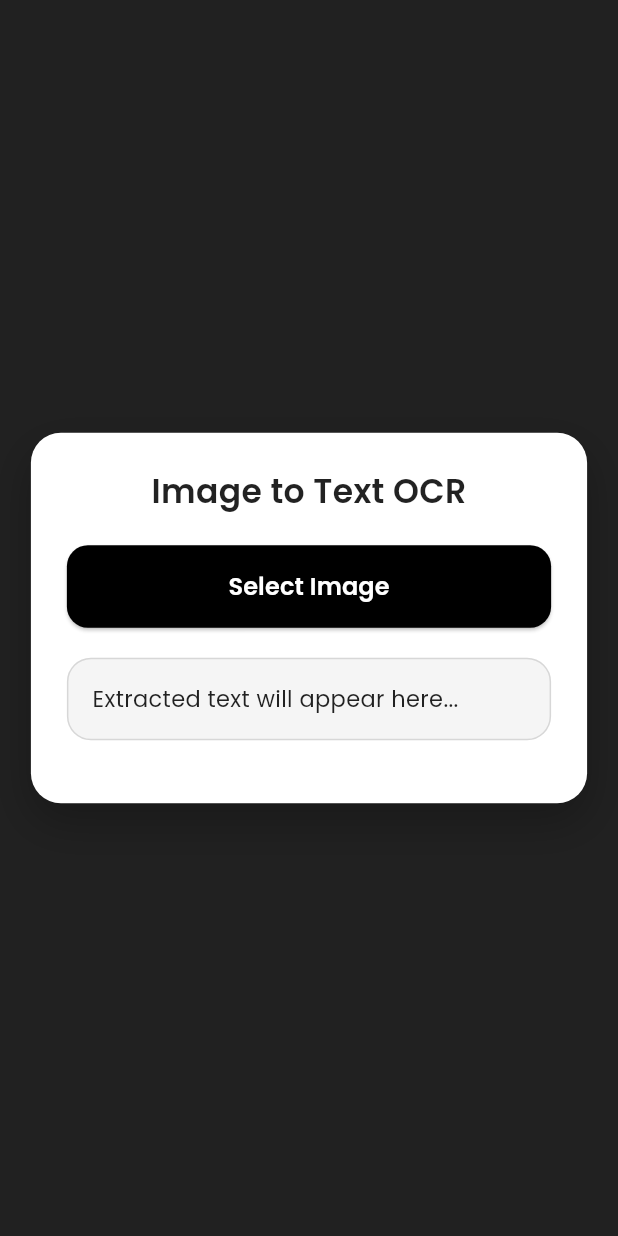
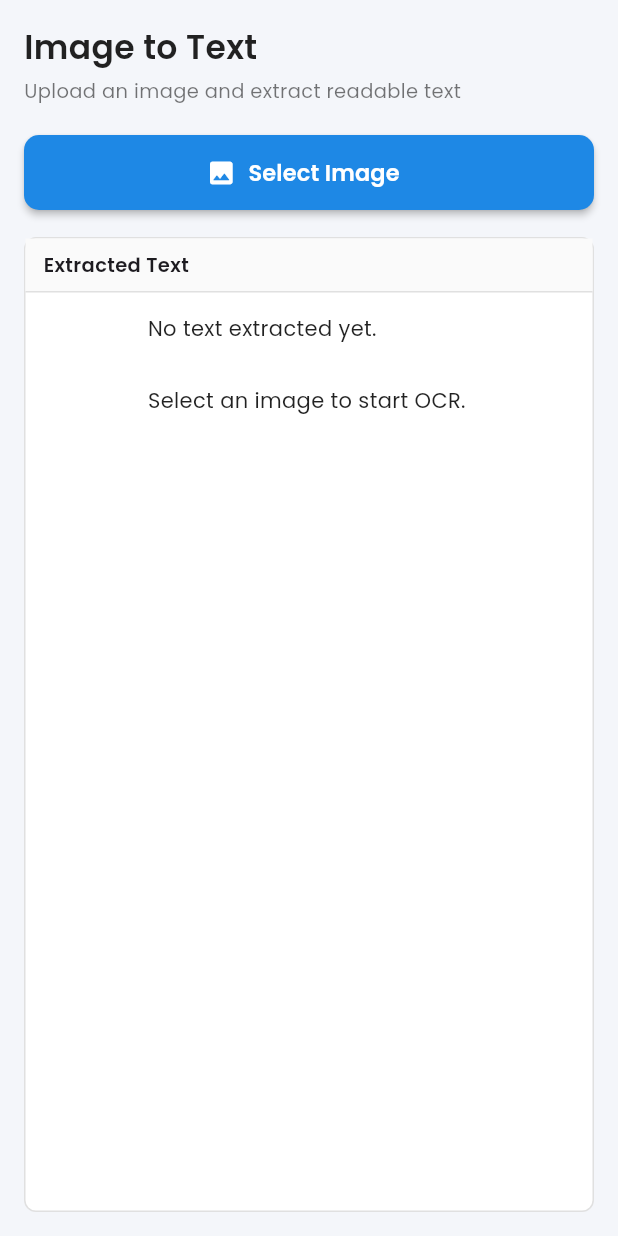
Before and after one commit to ZainabHaram/image-to-text, a Flutter app: the screen it shows after launch, on a phone screen of 412 x 824 dp. Run offline on Flutter 3.47's test engine with Material 3 defaults, Android fonts, the phone set to English and light mode, and no system bars; our stand-ins replace google_fonts; missing offline and left inert: dart:html, dart:js_util.

Commit message:
view changes

```diff
--- a/lib/controller/ocr_controller.dart
+++ b/lib/controller/ocr_controller.dart
@@ -1,5 +1,4 @@
 import 'dart:html' as html;
-// ignore: deprecated_member_use
 import 'dart:js_util' as js_util;
 import 'package:flutter/services.dart';
 import '../model/ocr_model.dart';
--- a/lib/view/ocr_view.dart
+++ b/lib/view/ocr_view.dart
@@ -9,42 +9,24 @@ class OcrView extends StatefulWidget {
   State<OcrView> createState() => _OcrViewState();
 }
 
-class _OcrViewState extends State<OcrView> with TickerProviderStateMixin {
+class _OcrViewState extends State<OcrView> {
   final OcrController controller = OcrController();
   bool isLoading = false;
 
-  late final AnimationController _loaderController;
-
-  @override
-  void initState() {
-    super.initState();
-    // Safe loader for Web
-    _loaderController = AnimationController(
-      vsync: this,
-      duration: const Duration(seconds: 2),
-    )..repeat();
-  }
-
-  @override
-  void dispose() {
-    // Stop animation safely to prevent Web crash
-    _loaderController.stop();
-    _loaderController.dispose();
-    super.dispose();
-  }
-
-  // Professional SnackBar
-  void showCustomSnackBar(String message) {
+  void showSnack(String msg) {
     ScaffoldMessenger.of(context).showSnackBar(
       SnackBar(
         behavior: SnackBarBehavior.floating,
-        margin: const EdgeInsets.symmetric(horizontal: 20, vertical: 20),
-        backgroundColor: Colors.black87,
-        shape: RoundedRectangleBorder(borderRadius: BorderRadius.circular(12)),
+        backgroundColor: Colors.blue.shade600,
+        shape: RoundedRectangleBorder(borderRadius: BorderRadius.circular(10)),
         content: Text(
-          message,
+          msg,
           textAlign: TextAlign.center,
-          style: GoogleFonts.poppins(color: Colors.white, fontSize: 14),
+          style: GoogleFonts.poppins(
+            color: Colors.white,
+            fontSize: 13,
+            fontWeight: FontWeight.w500,
+          ),
         ),
         duration: const Duration(seconds: 2),
       ),
@@ -53,53 +35,63 @@ class _OcrViewState extends State<OcrView> with TickerProviderStateMixin {
 
   @override
   Widget build(BuildContext context) {
-    // Responsive card width
-    final double cardWidth = MediaQuery.of(context).size.width * 0.9 > 600
-        ? 600
-        : MediaQuery.of(context).size.width * 0.9;
+    return Scaffold(
+      backgroundColor: const Color(0xFFF4F6FA),
 
-    return Scaffold(
-      backgroundColor: Colors.grey[900],
-      body: Center(
-        child: SingleChildScrollView(
-          child: Container(
-            width: cardWidth,
-            padding: const EdgeInsets.all(24),
-            decoration: BoxDecoration(
-              color: Colors.white,
-              borderRadius: BorderRadius.circular(20),
-              boxShadow: [
-                BoxShadow(
-                  color: Colors.black.withOpacity(0.25),
-                  blurRadius: 25,
-                  offset: const Offset(0, 12),
-                ),
-              ],
-            ),
+      /// 🔹 CLEAN HEADER (NOT APPBAR)
+      body: SafeArea(
+        child: Padding(
+          padding: const EdgeInsets.all(16),
           child: Column(
-              crossAxisAlignment: CrossAxisAlignment.stretch,
             children: [
-                // Title inside card
+              /// 🔹 TOP TITLE
+              Align(
+                alignment: Alignment.centerLeft,
+                child: Column(
+                  crossAxisAlignment: CrossAxisAlignment.start,
+                  children: [
                     Text(
-                  'Image to Text OCR',
-                  textAlign: TextAlign.center,
+                      'Image to Text',
                       style: GoogleFonts.poppins(
                         fontSize: 22,
                         fontWeight: FontWeight.w600,
                         color: Colors.black87,
                       ),
                     ),
+                    const SizedBox(height: 4),
+                    Text(
+                      'Upload an image and extract readable text',
+                      style: GoogleFonts.poppins(
+                        fontSize: 13,
+                        color: Colors.black54,
+                      ),
+                    ),
+                  ],
+                ),
+              ),
+
               const SizedBox(height: 20),
 
-                // Select Image Button
-                ElevatedButton(
+              /// 🔹 SELECT IMAGE BUTTON
+              SizedBox(
+                width: double.infinity,
+                height: 50,
+                child: ElevatedButton.icon(
+                  icon: const Icon(Icons.image_rounded, size: 20),
+                  label: Text(
+                    'Select Image',
+                    style: GoogleFonts.poppins(
+                      fontSize: 15,
+                      fontWeight: FontWeight.w600,
+                    ),
+                  ),
                   style: ElevatedButton.styleFrom(
-                    backgroundColor: Colors.black,
+                    backgroundColor: Colors.blue.shade600,
                     foregroundColor: Colors.white,
-                    padding: const EdgeInsets.symmetric(vertical: 16),
                     shape: RoundedRectangleBorder(
-                      borderRadius: BorderRadius.circular(14),
+                      borderRadius: BorderRadius.circular(10),
                     ),
+                    elevation: 2,
                   ),
                   onPressed: () async {
                     setState(() => isLoading = true);
@@ -107,93 +99,94 @@ class _OcrViewState extends State<OcrView> with TickerProviderStateMixin {
                     setState(() => isLoading = false);
 
                     if (controller.model.extractedText.isNotEmpty) {
-                      showCustomSnackBar('Text extracted successfully!');
+                      showSnack('Text extracted successfully');
                     }
                   },
-                  child: Text(
-                    'Select Image',
-                    style: GoogleFonts.poppins(
-                      fontSize: 16,
-                      fontWeight: FontWeight.w600,
-                    ),
-                  ),
-                ),
-                const SizedBox(height: 20),
-
-                // Loader or Result
-                if (isLoading)
-                  Column(
-                    children: [
-                      SizedBox(
-                        height: 50,
-                        width: 50,
-                        child: CircularProgressIndicator(
-                          color: Colors.black,
-                          strokeWidth: 4,
-                        ),
-                      ),
-                      const SizedBox(height: 12),
-                      Text(
-                        'Extracting text...',
-                        textAlign: TextAlign.center,
-                        style: GoogleFonts.poppins(
-                          fontSize: 14,
-                          color: Colors.black87,
-                        ),
-                      ),
-                    ],
-                  )
-                else
-                  // Result Box
-                  Container(
-                    padding: const EdgeInsets.all(16),
-                    decoration: BoxDecoration(
-                      color: Colors.grey[100],
-                      borderRadius: BorderRadius.circular(16),
-                      border: Border.all(color: Colors.black12),
-                    ),
-                    child: SelectableText(
-                      controller.model.extractedText.isEmpty
-                          ? 'Extracted text will appear here...'
-                          : controller.model.extractedText,
-                      style: GoogleFonts.poppins(
-                        fontSize: 15,
-                        color: Colors.black87,
-                      ),
                 ),
               ),
 
               const SizedBox(height: 18),
 
-                // Copy Button
-                if (!isLoading && controller.model.extractedText.isNotEmpty)
-                  Align(
-                    alignment: Alignment.centerRight,
-                    child: TextButton.icon(
-                      style: TextButton.styleFrom(
-                        backgroundColor: Colors.grey[200],
+              /// 🔹 RESULT CARD (GPT STYLE)
+              Expanded(
+                child: Container(
+                  width: double.infinity,
+                  decoration: BoxDecoration(
+                    color: Colors.white,
+                    borderRadius: BorderRadius.circular(8),
+                    border: Border.all(color: Colors.grey.shade300),
+                  ),
+                  child: isLoading
+                      ? Center(
+                          child: Column(
+                            mainAxisSize: MainAxisSize.min,
+                            children: [
+                              CircularProgressIndicator(
+                                color: Colors.blue.shade600,
+                              ),
+                              const SizedBox(height: 12),
+                              Text(
+                                'Extracting text…',
+                                style: GoogleFonts.poppins(fontSize: 13),
+                              ),
+                            ],
+                          ),
+                        )
+                      : Column(
+                          children: [
+                            /// 🔹 HEADER WITH COPY
+                            Container(
                               padding: const EdgeInsets.symmetric(
+                                horizontal: 12,
                                 vertical: 8,
-                          horizontal: 14,
                               ),
-                        shape: RoundedRectangleBorder(
-                          borderRadius: BorderRadius.circular(10),
+                              decoration: BoxDecoration(
+                                color: Colors.grey.shade50,
+                                border: Border(
+                                  bottom: BorderSide(
+                                    color: Colors.grey.shade300,
                                   ),
+                                ),
+                              ),
+                              child: Row(
+                                children: [
+                                  Text(
+                                    'Extracted Text',
+                                    style: GoogleFonts.poppins(
+                                      fontSize: 13,
+                                      fontWeight: FontWeight.w600,
+                                    ),
+                                  ),
+                                  const Spacer(),
+                                  if (controller.model.extractedText.isNotEmpty)
+                                    IconButton(
+                                      tooltip: 'Copy',
+                                      icon: const Icon(
+                                        Icons.copy_rounded,
+                                        size: 18,
+                                        color: Colors.blue,
                                       ),
                                       onPressed: () async {
                                         await controller.copyText();
-                        showCustomSnackBar('Text copied to clipboard!');
+                                        showSnack('Copied to clipboard');
                                       },
-                      icon: const Icon(
-                        Icons.copy,
+                                    ),
+                                ],
+                              ),
+                            ),
+
+                            /// 🔹 TEXT AREA
+                            Expanded(
+                              child: SingleChildScrollView(
+                                padding: const EdgeInsets.all(12),
+                                child: SelectableText(
+                                  controller.model.extractedText.isEmpty
+                                      ? 'No text extracted yet.\n\nSelect an image to start OCR.'
+                                      : controller.model.extractedText,
+                                  style: GoogleFonts.poppins(
+                                    fontSize: 14,
+                                    height: 1.7,
                                     color: Colors.black87,
-                        size: 18,
-                      ),
-                      label: Text(
-                        'Copy Text',
-                        style: GoogleFonts.poppins(
-                          color: Colors.black87,
-                          fontSize: 14,
                                   ),
                                 ),
                               ),
@@ -202,6 +195,9 @@ class _OcrViewState extends State<OcrView> with TickerProviderStateMixin {
                         ),
                 ),
               ),
+            ],
+          ),
+        ),
       ),
     );
   }
```
Also changed, not shown: 1 other file. Lines whose indentation alone changed are shown as unchanged.
